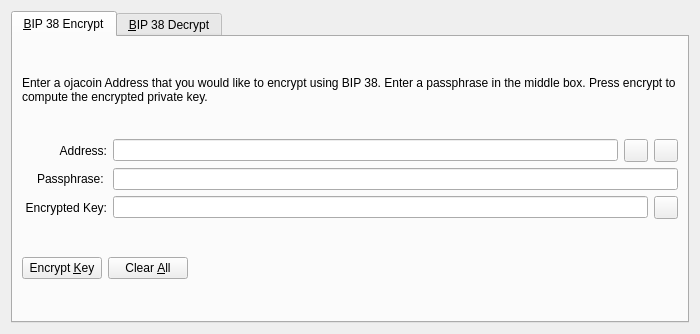
Before: the Qt Designer form src/qt/forms/bip38tooldialog.ui in amaterasutechnologies/amaterasu, drawn with Qt 5.
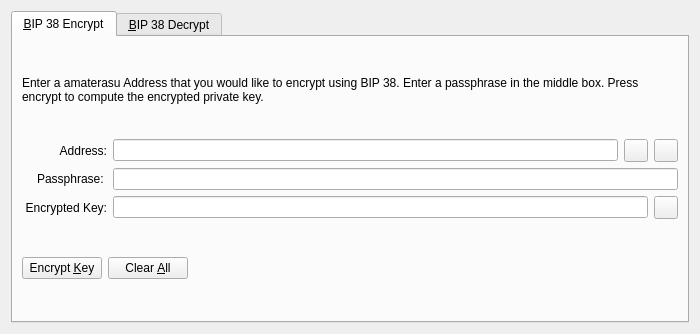
After: the same form once the commit is applied. The open tabs and pages were chosen to show the change. Icons and pictures are not drawn. Custom widgets are drawn as their Qt base class.

Patch:
```diff
--- a/src/qt/forms/bip38tooldialog.ui
+++ b/src/qt/forms/bip38tooldialog.ui
@@ -30,7 +30,7 @@
        <item>
         <widget class="QLabel" name="infoLabel_ENC">
          <property name="text">
-          <string>Enter a ojacoin Address that you would like to encrypt using BIP 38. Enter a passphrase in the middle box. Press encrypt to compute the encrypted private key.</string>
+          <string>Enter a amaterasu Address that you would like to encrypt using BIP 38. Enter a passphrase in the middle box. Press encrypt to compute the encrypted private key.</string>
          </property>
          <property name="textFormat">
           <enum>Qt::PlainText</enum>
```
Left out of the diff: 22 changed lines with no effect on the pictures.
